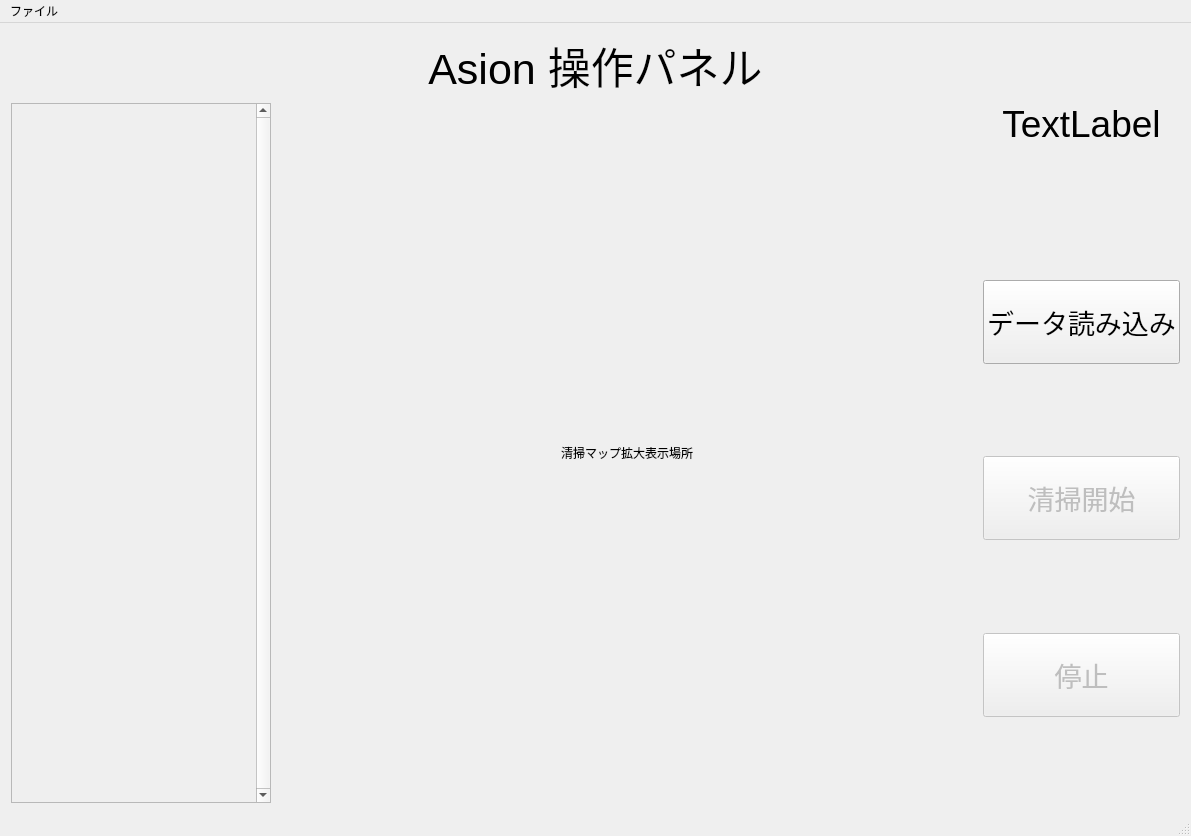
The window that mainwindow.ui (HirokiMori1/AsionAlphaUI) describes before a commit, drawn with Qt 5.
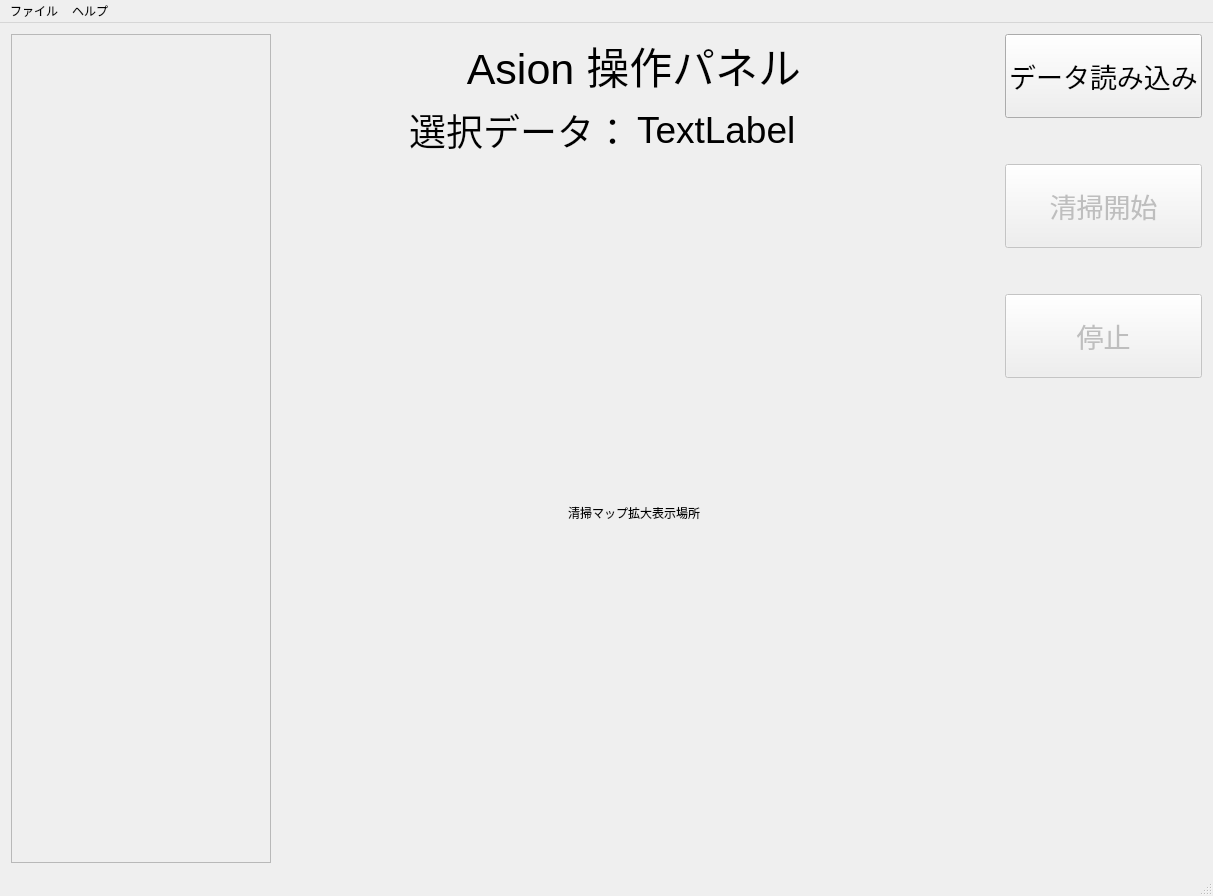
The same window after the commit.

Diff of the .ui file:
```diff
--- a/mainwindow.ui
+++ b/mainwindow.ui
@@ -6,8 +6,8 @@
    <rect>
     <x>0</x>
     <y>0</y>
-    <width>959</width>
-    <height>575</height>
+    <width>1213</width>
+    <height>889</height>
    </rect>
   </property>
   <property name="windowTitle">
@@ -15,21 +15,6 @@
   </property>
   <widget class="QWidget" name="centralWidget">
    <layout class="QVBoxLayout" name="verticalLayout_2">
-    <item>
-     <widget class="QLabel" name="label_2">
-      <property name="font">
-       <font>
-        <pointsize>32</pointsize>
-       </font>
-      </property>
-      <property name="text">
-       <string>Asion 操作パネル</string>
-      </property>
-      <property name="alignment">
-       <set>Qt::AlignCenter</set>
-      </property>
-     </widget>
-    </item>
     <item>
      <layout class="QHBoxLayout" name="horizontalLayout">
       <item>
@@ -38,7 +23,7 @@
          <bool>true</bool>
         </property>
         <property name="sizePolicy">
-         <sizepolicy hsizetype="Preferred" vsizetype="Expanding">
+         <sizepolicy hsizetype="Expanding" vsizetype="Expanding">
           <horstretch>0</horstretch>
           <verstretch>0</verstretch>
          </sizepolicy>
@@ -51,7 +36,7 @@
         </property>
         <property name="maximumSize">
          <size>
-          <width>260</width>
+          <width>16777215</width>
           <height>16777215</height>
          </size>
         </property>
@@ -59,7 +44,7 @@
          <enum>QFrame::StyledPanel</enum>
         </property>
         <property name="verticalScrollBarPolicy">
-         <enum>Qt::ScrollBarAlwaysOn</enum>
+         <enum>Qt::ScrollBarAsNeeded</enum>
         </property>
         <property name="horizontalScrollBarPolicy">
          <enum>Qt::ScrollBarAlwaysOff</enum>
@@ -75,10 +60,16 @@
           <rect>
            <x>0</x>
            <y>0</y>
-           <width>244</width>
-           <height>434</height>
+           <width>258</width>
+           <height>817</height>
           </rect>
          </property>
+         <property name="sizePolicy">
+          <sizepolicy hsizetype="Expanding" vsizetype="Preferred">
+           <horstretch>0</horstretch>
+           <verstretch>0</verstretch>
+          </sizepolicy>
+         </property>
          <property name="minimumSize">
           <size>
            <width>220</width>
@@ -87,7 +78,7 @@
          </property>
          <property name="maximumSize">
           <size>
-           <width>393</width>
+           <width>16777215</width>
            <height>16777215</height>
           </size>
          </property>
@@ -96,43 +87,95 @@
        </widget>
       </item>
       <item>
-       <widget class="QLabel" name="label">
-        <property name="sizePolicy">
-         <sizepolicy hsizetype="Preferred" vsizetype="Preferred">
-          <horstretch>0</horstretch>
-          <verstretch>0</verstretch>
-         </sizepolicy>
+       <spacer name="horizontalSpacer_4">
+        <property name="orientation">
+         <enum>Qt::Horizontal</enum>
         </property>
-        <property name="minimumSize">
+        <property name="sizeHint" stdset="0">
          <size>
-          <width>700</width>
-          <height>700</height>
+          <width>40</width>
+          <height>20</height>
          </size>
         </property>
-        <property name="maximumSize">
-         <size>
-          <width>700</width>
-          <height>700</height>
-         </size>
-        </property>
-        <property name="frameShape">
-         <enum>QFrame::NoFrame</enum>
-        </property>
-        <property name="frameShadow">
-         <enum>QFrame::Sunken</enum>
-        </property>
-        <property name="text">
-         <string>清掃マップ拡大表示場所</string>
-        </property>
-        <property name="alignment">
-         <set>Qt::AlignCenter</set>
-        </property>
-       </widget>
+       </spacer>
       </item>
       <item>
        <layout class="QVBoxLayout" name="verticalLayout">
         <item>
-         <widget class="QLabel" name="selectedMapName">
+         <widget class="QLabel" name="label_2">
+          <property name="font">
+           <font>
+            <pointsize>32</pointsize>
+           </font>
+          </property>
+          <property name="text">
+           <string>Asion 操作パネル</string>
+          </property>
+          <property name="alignment">
+           <set>Qt::AlignCenter</set>
+          </property>
+         </widget>
+        </item>
+        <item>
+         <layout class="QHBoxLayout" name="horizontalLayout_2">
+          <item>
+           <widget class="QLabel" name="label_3">
+            <property name="sizePolicy">
+             <sizepolicy hsizetype="Expanding" vsizetype="Preferred">
+              <horstretch>0</horstretch>
+              <verstretch>0</verstretch>
+             </sizepolicy>
+            </property>
+            <property name="font">
+             <font>
+              <pointsize>28</pointsize>
+             </font>
+            </property>
+            <property name="text">
+             <string>選択データ：</string>
+            </property>
+            <property name="alignment">
+             <set>Qt::AlignRight|Qt::AlignTrailing|Qt::AlignVCenter</set>
+            </property>
+           </widget>
+          </item>
+          <item>
+           <widget class="QLabel" name="selectedMapName">
+            <property name="sizePolicy">
+             <sizepolicy hsizetype="Expanding" vsizetype="Expanding">
+              <horstretch>0</horstretch>
+              <verstretch>0</verstretch>
+             </sizepolicy>
+            </property>
+            <property name="minimumSize">
+             <size>
+              <width>0</width>
+              <height>0</height>
+             </size>
+            </property>
+            <property name="maximumSize">
+             <size>
+              <width>700</width>
+              <height>60</height>
+             </size>
+            </property>
+            <property name="font">
+             <font>
+              <pointsize>28</pointsize>
+             </font>
+            </property>
+            <property name="text">
+             <string>TextLabel</string>
+            </property>
+            <property name="alignment">
+             <set>Qt::AlignLeading|Qt::AlignLeft|Qt::AlignVCenter</set>
+            </property>
+           </widget>
+          </item>
+         </layout>
+        </item>
+        <item>
+         <widget class="QLabel" name="label">
           <property name="sizePolicy">
            <sizepolicy hsizetype="Preferred" vsizetype="Preferred">
             <horstretch>0</horstretch>
@@ -141,44 +184,62 @@
           </property>
           <property name="minimumSize">
            <size>
-            <width>0</width>
-            <height>84</height>
+            <width>700</width>
+            <height>700</height>
            </size>
           </property>
           <property name="maximumSize">
            <size>
-            <width>16777215</width>
-            <height>84</height>
+            <width>700</width>
+            <height>700</height>
            </size>
           </property>
-          <property name="font">
-           <font>
-            <pointsize>28</pointsize>
-           </font>
+          <property name="frameShape">
+           <enum>QFrame::NoFrame</enum>
+          </property>
+          <property name="frameShadow">
+           <enum>QFrame::Sunken</enum>
           </property>
           <property name="text">
-           <string>TextLabel</string>
+           <string>清掃マップ拡大表示場所</string>
           </property>
           <property name="alignment">
-           <set>Qt::AlignHCenter|Qt::AlignTop</set>
+           <set>Qt::AlignCenter</set>
           </property>
          </widget>
+        </item>
+       </layout>
+      </item>
+      <item>
+       <spacer name="horizontalSpacer_6">
+        <property name="orientation">
+         <enum>Qt::Horizontal</enum>
+        </property>
+        <property name="sizeHint" stdset="0">
+         <size>
+          <width>40</width>
+          <height>20</height>
+         </size>
+        </property>
+       </spacer>
+      </item>
+      <item>
+       <layout class="QHBoxLayout" name="horizontalLayout_3">
+        <item>
+         <spacer name="horizontalSpacer">
+          <property name="orientation">
+           <enum>Qt::Horizontal</enum>
+          </property>
+          <property name="sizeHint" stdset="0">
+           <size>
+            <width>40</width>
+            <height>20</height>
+           </size>
+          </property>
+         </spacer>
         </item>
         <item>
          <layout class="QVBoxLayout" name="verticalLayout_3">
-          <item>
-           <spacer name="verticalSpacer">
-            <property name="orientation">
-             <enum>Qt::Vertical</enum>
-            </property>
-            <property name="sizeHint" stdset="0">
-             <size>
-              <width>20</width>
-              <height>40</height>
-             </size>
-            </property>
-           </spacer>
-          </item>
           <item>
            <widget class="QPushButton" name="dataLoadButton">
             <property name="enabled">
@@ -211,6 +272,9 @@
             <property name="orientation">
              <enum>Qt::Vertical</enum>
             </property>
+            <property name="sizeType">
+             <enum>QSizePolicy::Fixed</enum>
+            </property>
             <property name="sizeHint" stdset="0">
              <size>
               <width>20</width>
@@ -247,10 +311,13 @@
            </widget>
           </item>
           <item>
-           <spacer name="verticalSpacer_3">
+           <spacer name="verticalSpacer">
             <property name="orientation">
              <enum>Qt::Vertical</enum>
             </property>
+            <property name="sizeType">
+             <enum>QSizePolicy::Fixed</enum>
+            </property>
             <property name="sizeHint" stdset="0">
              <size>
               <width>20</width>
@@ -315,7 +382,7 @@
     <rect>
      <x>0</x>
      <y>0</y>
-     <width>959</width>
+     <width>1213</width>
      <height>28</height>
     </rect>
    </property>
@@ -325,7 +392,14 @@
     </property>
     <addaction name="action"/>
    </widget>
+   <widget class="QMenu" name="menu_2">
+    <property name="title">
+     <string>ヘルプ</string>
+    </property>
+    <addaction name="action_2"/>
+   </widget>
    <addaction name="menu"/>
+   <addaction name="menu_2"/>
   </widget>
   <widget class="QStatusBar" name="statusBar">
    <property name="enabled">
```
Left out of the diff: 7 changed lines with no effect on the pictures.
